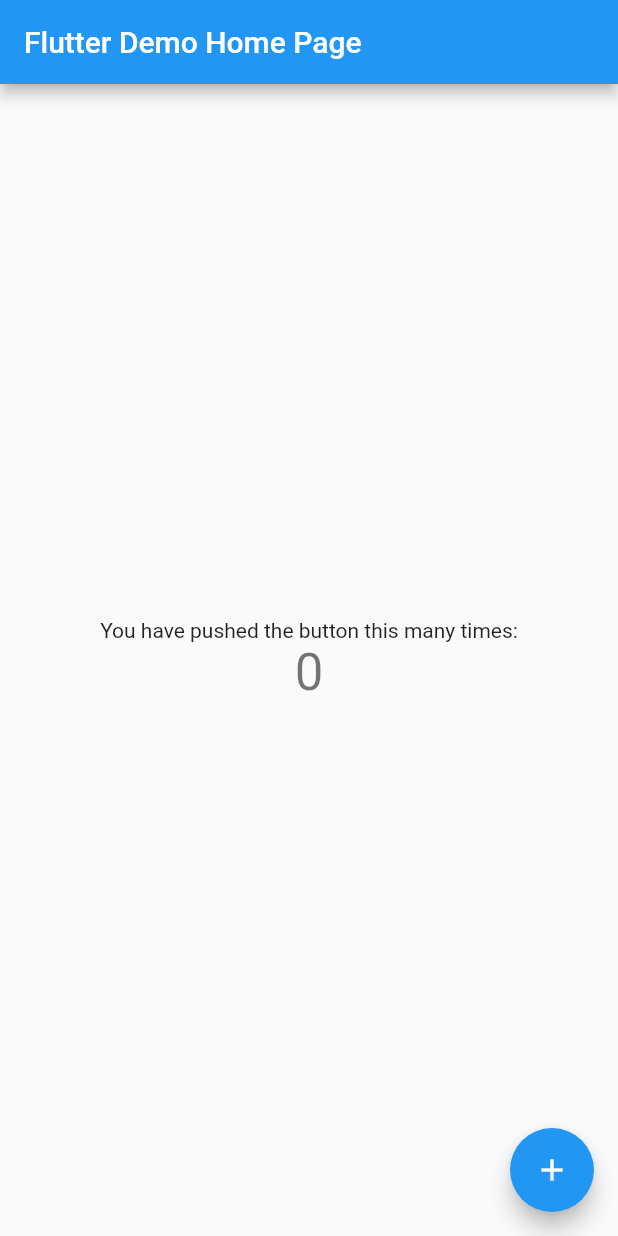
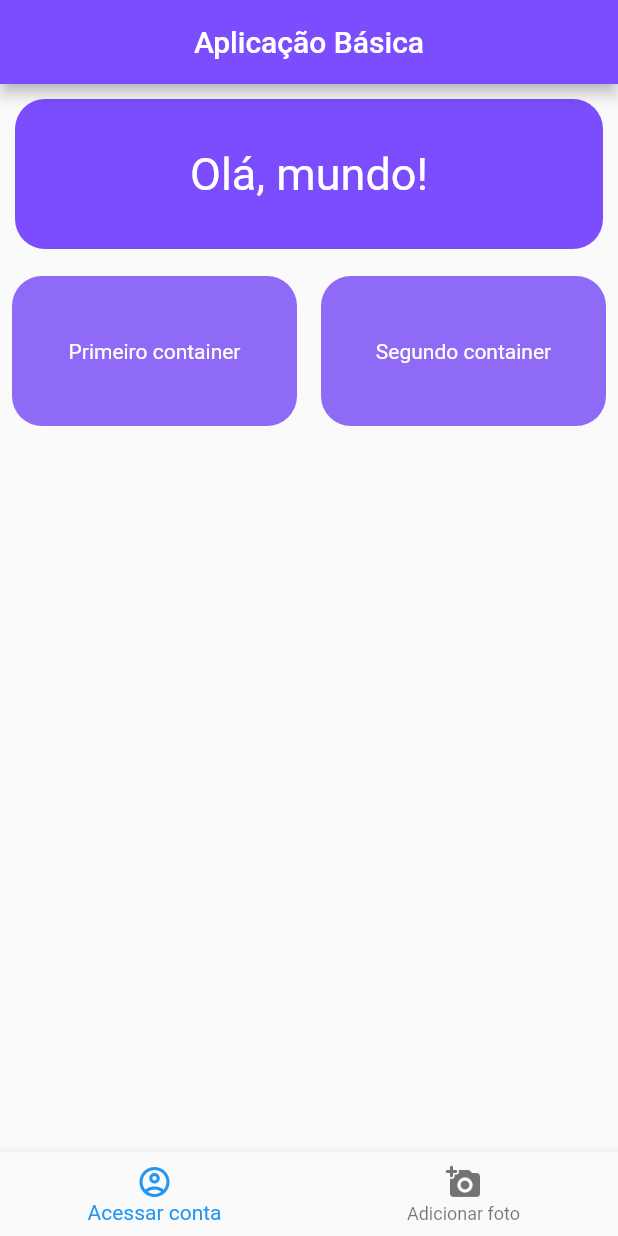
Before and after one commit to pirgus/flutter-studies, a Flutter app: the screen it shows after launch, on a phone screen of 412 x 824 dp. Run offline on Flutter 3.47's test engine with Material 2 defaults, Android fonts, the phone set to English and light mode, and no system bars.

Commit message:
Mexendo com widgets básicos (containers, text, center ...)

```diff
--- a/app_basico/lib/main.dart
+++ b/app_basico/lib/main.dart
@@ -1,115 +1,21 @@
+import 'package:app_basico/pages/home_page.dart';
 import 'package:flutter/material.dart';
 
 void main() {
-  runApp(const MyApp());
+  runApp(MyApp());
 }
 
 class MyApp extends StatelessWidget {
   const MyApp({super.key});
 
-  // This widget is the root of your application.
   @override
   Widget build(BuildContext context) {
     return MaterialApp(
-      title: 'Flutter Demo',
+      debugShowCheckedModeBanner: false,
       theme: ThemeData(
-        // This is the theme of your application.
-        //
-        // Try running your application with "flutter run". You'll see the
-        // application has a blue toolbar. Then, without quitting the app, try
-        // changing the primarySwatch below to Colors.green and then invoke
-        // "hot reload" (press "r" in the console where you ran "flutter run",
-        // or simply save your changes to "hot reload" in a Flutter IDE).
-        // Notice that the counter didn't reset back to zero; the application
-        // is not restarted.
-        primarySwatch: Colors.blue,
-      ),
-      home: const MyHomePage(title: 'Flutter Demo Home Page'),
+          appBarTheme: AppBarTheme(color: Colors.deepPurpleAccent),
+          primaryColor: Colors.deepPurpleAccent),
+      home: HomePage(),
     );
   }
 }
-
-class MyHomePage extends StatefulWidget {
-  const MyHomePage({super.key, required this.title});
-
-  // This widget is the home page of your application. It is stateful, meaning
-  // that it has a State object (defined below) that contains fields that affect
-  // how it looks.
-
-  // This class is the configuration for the state. It holds the values (in this
-  // case the title) provided by the parent (in this case the App widget) and
-  // used by the build method of the State. Fields in a Widget subclass are
-  // always marked "final".
-
-  final String title;
-
-  @override
-  State<MyHomePage> createState() => _MyHomePageState();
-}
-
-class _MyHomePageState extends State<MyHomePage> {
-  int _counter = 0;
-
-  void _incrementCounter() {
-    setState(() {
-      // This call to setState tells the Flutter framework that something has
-      // changed in this State, which causes it to rerun the build method below
-      // so that the display can reflect the updated values. If we changed
-      // _counter without calling setState(), then the build method would not be
-      // called again, and so nothing would appear to happen.
-      _counter++;
-    });
-  }
-
-  @override
-  Widget build(BuildContext context) {
-    // This method is rerun every time setState is called, for instance as done
-    // by the _incrementCounter method above.
-    //
-    // The Flutter framework has been optimized to make rerunning build methods
-    // fast, so that you can just rebuild anything that needs updating rather
-    // than having to individually change instances of widgets.
-    return Scaffold(
-      appBar: AppBar(
-        // Here we take the value from the MyHomePage object that was created by
-        // the App.build method, and use it to set our appbar title.
-        title: Text(widget.title),
-      ),
-      body: Center(
-        // Center is a layout widget. It takes a single child and positions it
-        // in the middle of the parent.
-        child: Column(
-          // Column is also a layout widget. It takes a list of children and
-          // arranges them vertically. By default, it sizes itself to fit its
-          // children horizontally, and tries to be as tall as its parent.
-          //
-          // Invoke "debug painting" (press "p" in the console, choose the
-          // "Toggle Debug Paint" action from the Flutter Inspector in Android
-          // Studio, or the "Toggle Debug Paint" command in Visual Studio Code)
-          // to see the wireframe for each widget.
-          //
-          // Column has various properties to control how it sizes itself and
-          // how it positions its children. Here we use mainAxisAlignment to
-          // center the children vertically; the main axis here is the vertical
-          // axis because Columns are vertical (the cross axis would be
-          // horizontal).
-          mainAxisAlignment: MainAxisAlignment.center,
-          children: <Widget>[
-            const Text(
-              'You have pushed the button this many times:',
-            ),
-            Text(
-              '$_counter',
-              style: Theme.of(context).textTheme.headline4,
-            ),
-          ],
-        ),
-      ),
-      floatingActionButton: FloatingActionButton(
-        onPressed: _incrementCounter,
-        tooltip: 'Increment',
-        child: const Icon(Icons.add),
-      ), // This trailing comma makes auto-formatting nicer for build methods.
-    );
-  }
-}
--- /dev/null
+++ b/app_basico/lib/pages/home_page.dart
@@ -0,0 +1,72 @@
+import 'package:flutter/material.dart';
+
+class HomePage extends StatelessWidget {
+  const HomePage({super.key});
+
+  @override
+  Widget build(BuildContext context) {
+    return Scaffold(
+      appBar: AppBar(
+        title: Center(child: Text('Aplicação Básica')),
+      ),
+      body: Column(
+        children: [
+          Container(
+            margin: const EdgeInsets.all(10),
+            height: 100,
+            width: MediaQuery.of(context).size.width,
+            decoration: BoxDecoration(
+                color: Colors.deepPurpleAccent,
+                borderRadius: BorderRadius.all(Radius.circular(20))),
+            child: Center(
+              child: Text(
+                'Olá, mundo!',
+                style: TextStyle(color: Colors.white, fontSize: 30),
+              ),
+            ),
+          ),
+          Row(
+            mainAxisAlignment: MainAxisAlignment.center,
+            children: [
+              Padding(
+                padding: const EdgeInsets.all(8.0),
+                child: Container(
+                  decoration: BoxDecoration(
+                      color: Color.fromARGB(255, 143, 106, 246),
+                      borderRadius: BorderRadius.all(Radius.circular(20))),
+                  height: 100,
+                  width: MediaQuery.of(context).size.width / 2 - 16.0,
+                  child: Center(
+                      child: Text(
+                    'Primeiro container',
+                    style: TextStyle(color: Colors.white),
+                  )),
+                ),
+              ),
+              Padding(
+                padding: const EdgeInsets.all(8.0),
+                child: Container(
+                    decoration: BoxDecoration(
+                        color: Color.fromARGB(255, 143, 106, 246),
+                        borderRadius: BorderRadius.all(Radius.circular(20))),
+                    height: 100,
+                    width: MediaQuery.of(context).size.width / 2 - 16.0,
+                    child: Center(
+                        child: Text(
+                      'Segundo container',
+                      style: TextStyle(color: Colors.white),
+                    ))),
+              ),
+            ],
+          )
+        ],
+      ),
+      bottomNavigationBar: BottomNavigationBar(items: [
+        BottomNavigationBarItem(
+            icon: Icon(Icons.account_circle_outlined), label: 'Acessar conta'),
+        BottomNavigationBarItem(
+            icon: Icon(Icons.add_a_photo_rounded), label: 'Adicionar foto')
+      ]),
+    );
+  }
+}
```
